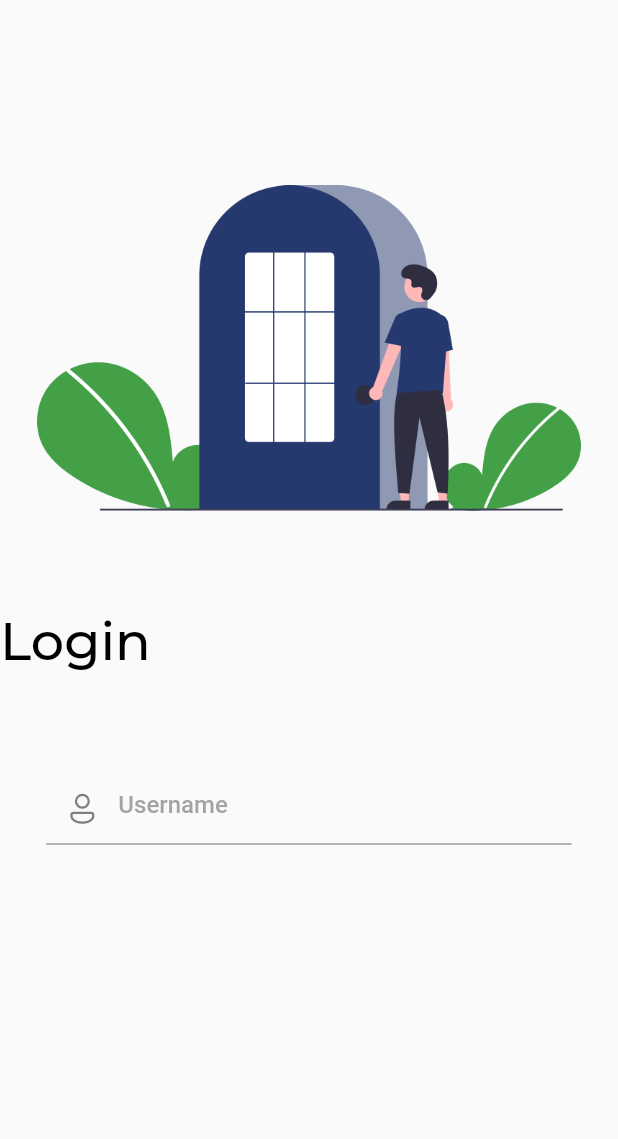
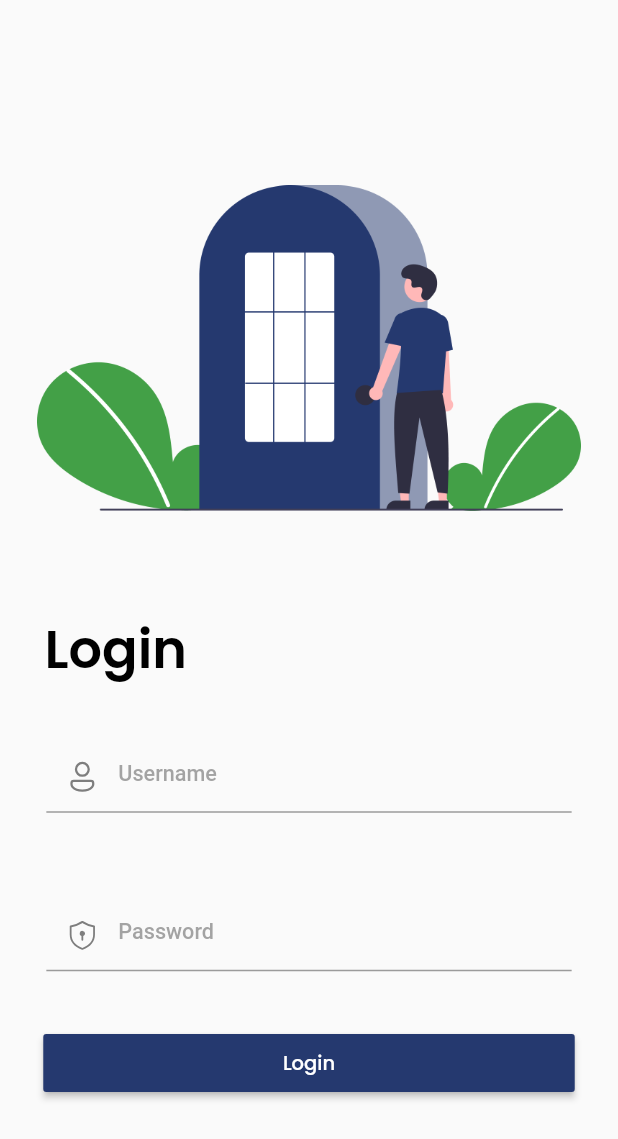
Before and after one commit to ZoeMohamed/Koperasi, a Flutter app: the screen it shows after launch, on a phone screen of 412 x 824 dp. Shown: the top 1139 px of the screen. Run offline on Flutter 3.47's test engine with Material 2 defaults, Android fonts, the phone set to English and light mode, and no system bars; our stand-ins replace dio, fluentui_system_icons, google_fonts, syncfusion_flutter_charts; missing offline and left inert: multilevel_drawer; Roboto replaces fonts that are missing (Roboto-Medium).

```diff
--- a/lib/main.dart
+++ b/lib/main.dart
@@ -2,7 +2,6 @@ import 'package:flutter/material.dart';
 import 'package:koperasi/screens/dashboard.dart';
 import 'package:koperasi/screens/login.dart';
 import 'package:koperasi/screens/transcreen.dart';
-import 'package:sizer/sizer.dart';
 
 void main(List<String> args) {
   runApp(const MyApp());
@@ -18,7 +17,6 @@ class MyApp extends StatefulWidget {
 class _MyAppState extends State<MyApp> {
   @override
   Widget build(BuildContext context) {
-    return Sizer(builder: (cntxt, orientation, builder) {
     return MaterialApp(
       debugShowCheckedModeBanner: false,
       routes: {
@@ -28,6 +26,5 @@ class _MyAppState extends State<MyApp> {
         body: LoginPage(),
       ),
     );
-    });
   }
 }
--- a/lib/screens/login.dart
+++ b/lib/screens/login.dart
@@ -1,9 +1,12 @@
 // ignore_for_file: prefer_const_constructors
+import 'dart:developer';
+
 import 'package:fluentui_system_icons/fluentui_system_icons.dart';
 import 'package:flutter/material.dart';
 import 'package:flutter/services.dart';
 import 'package:google_fonts/google_fonts.dart';
-import 'package:sizer/sizer.dart';
+import 'package:koperasi/screens/class.dart';
+import 'package:koperasi/screens/transcreen.dart';
 
 class LoginPage extends StatefulWidget {
   // Route for Login
@@ -26,7 +29,8 @@ class _LoginPageState extends State<LoginPage> {
     WidgetsBinding.instance!.addPostFrameCallback((_) {
       SystemChrome.setSystemUIOverlayStyle(const SystemUiOverlayStyle(
         systemNavigationBarColor: Colors.white,
-          systemNavigationBarIconBrightness: Brightness.dark));
+        systemNavigationBarIconBrightness: Brightness.dark,
+      ));
     });
 
     super.initState();
@@ -36,7 +40,11 @@ class _LoginPageState extends State<LoginPage> {
   Widget build(BuildContext context) {
     width = MediaQuery.of(context).size.width;
     height = MediaQuery.of(context).size.height;
-    return Scaffold(
+    return GestureDetector(
+      onTap: () {
+        FocusScope.of(context).unfocus();
+      },
+      child: Scaffold(
         body: SingleChildScrollView(
           child: SizedBox(
             height: height,
@@ -59,28 +67,29 @@ class _LoginPageState extends State<LoginPage> {
                 SizedBox(
                   height: height * 0.08,
                 ),
-              Text(
+                Padding(
+                  padding: EdgeInsets.only(left: width * 0.072),
+                  child: Text(
                     "Login",
                     textAlign: TextAlign.left,
-                style: GoogleFonts.montserrat(
+                    style: GoogleFonts.poppins(
                       textStyle: TextStyle(
                           color: Colors.black,
                           fontSize: 35,
-                      fontWeight: FontWeight.w500),
+                          fontWeight: FontWeight.w600),
+                    ),
                   ),
                 ),
                 SizedBox(
-                height: height * 0.08,
+                  height: height * 0.042,
                 ),
                 Center(
                   child: Form(
                     key: _formKey,
-                  child: Expanded(
                     child: Column(
                       children: [
                         SizedBox(
                           width: width * 0.85,
-                          height: height * 0.28,
                           child: TextFormField(
                             validator: (value) {
                               if (value == null || value.isEmpty) {
@@ -90,7 +99,6 @@ class _LoginPageState extends State<LoginPage> {
                             },
                             onSaved: (val) {},
                             decoration: InputDecoration(
-                              errorStyle: TextStyle(color: Colors.orange),
                               focusedBorder: UnderlineInputBorder(
                                 borderSide: BorderSide(
                                     width: 0.9, color: Color(0xFF7E7E7E)),
@@ -99,7 +107,8 @@ class _LoginPageState extends State<LoginPage> {
                               hintStyle: TextStyle(
                                   color: Color(0xFF7E7E7E).withOpacity(0.7),
                                   fontWeight: FontWeight.w500,
-                                  fontFamily: 'Roboto-Medium'),
+                                  fontFamily: 'Roboto-Medium',
+                                  fontSize: width * 0.035),
                               prefixIcon: Icon(
                                 FluentIcons.person_16_regular,
                                 color: Color(0xFF7E7E7E),
@@ -108,8 +117,65 @@ class _LoginPageState extends State<LoginPage> {
                             ),
                           ),
                         ),
+                        SizedBox(
+                          height: height * 0.070,
+                        ),
+                        SizedBox(
+                          width: width * 0.85,
+                          child: TextFormField(
+                            validator: (value) {
+                              if (value == null || value.isEmpty) {
+                                return "Field password Wajib diisi!";
+                              }
+                              return null;
+                            },
+                            onSaved: (val) {},
+                            decoration: InputDecoration(
+                              focusedBorder: UnderlineInputBorder(
+                                borderSide: BorderSide(
+                                    width: 0.9, color: Color(0xFF7E7E7E)),
+                              ),
+                              hintText: "Password",
+                              hintStyle: TextStyle(
+                                  color: Color(0xFF7E7E7E).withOpacity(0.7),
+                                  fontWeight: FontWeight.w500,
+                                  fontFamily: 'Roboto-Medium',
+                                  fontSize: width * 0.035),
+                              prefixIcon: Icon(
+                                FluentIcons.shield_keyhole_20_regular,
+                                color: Color(0xFF7E7E7E),
+                              ),
+                              alignLabelWithHint: true,
+                            ),
+                          ),
+                        ),
+                        SizedBox(
+                          height: height * 0.045,
+                        ),
+                        MaterialButton(
+                          onPressed: () {
+                            if (_formKey.currentState!.validate()) {
+                              log("tes");
+                              Navigator.push(context,
+                                  MaterialPageRoute(builder: (cntxt) {
+                                return Bottomnav();
+                              }));
+                            }
+                          },
+                          minWidth: width * 0.86,
+                          // shape: ,
+                          height: height * 0.047,
+                          child: Text(
+                            "Login",
+                            style: GoogleFonts.poppins(
+                                textStyle: TextStyle(
+                                    color: Colors.white,
+                                    fontWeight: FontWeight.w500,
+                                    fontSize: 13)),
+                          ),
+                          color: Color(0xFF25396F),
+                        )
                       ],
-                    ),
                     ),
                   ),
                 )
@@ -117,10 +183,7 @@ class _LoginPageState extends State<LoginPage> {
             ),
           ),
         ),
+      ),
     );
   }
-
-  Widget _buildForm() {
-    return Text("data");
 }
-}
--- a/lib/widgets/btnav.dart
+++ b/lib/widgets/btnav.dart
@@ -25,7 +25,7 @@ class FABBottomAppBar extends StatefulWidget {
 }
 
 class FABBottomAppBarState extends State<FABBottomAppBar> {
-  int _selectedIndex = 0;
+  int _selectedIndex = 1;
 
   _updateIndex(int index) {
     widget.onTabSelected(index);
@@ -90,8 +90,8 @@ class FABBottomAppBarState extends State<FABBottomAppBar> {
     required ValueChanged<int> onPressed,
   }) {
     Color color = _selectedIndex == index
-        ? Color(0xFF6259C1).withOpacity(0.9)
-        : Color(0xFF6259C1).withOpacity(0.4);
+        ? Color(0xFF25396F).withOpacity(0.9)
+        : Color(0xFF25396F).withOpacity(0.4);
     return Expanded(
       child: SizedBox(
         height: 80,
--- a/pubspec.yaml
+++ b/pubspec.yaml
@@ -35,7 +35,6 @@ dependencies:
   cupertino_icons: ^1.0.2
   fluentui_system_icons: ^1.1.180
   dio: ^4.0.6
-  sizer: ^2.0.15
   google_fonts: 2.2.0
   syncfusion_flutter_charts: ^19.4.53
   multilevel_drawer: ^2.0.0
```
Also changed, not shown: lib/screens/transcreen.dart (+5 -5 lines), pubspec.lock. Lines whose indentation alone changed are shown as unchanged.
